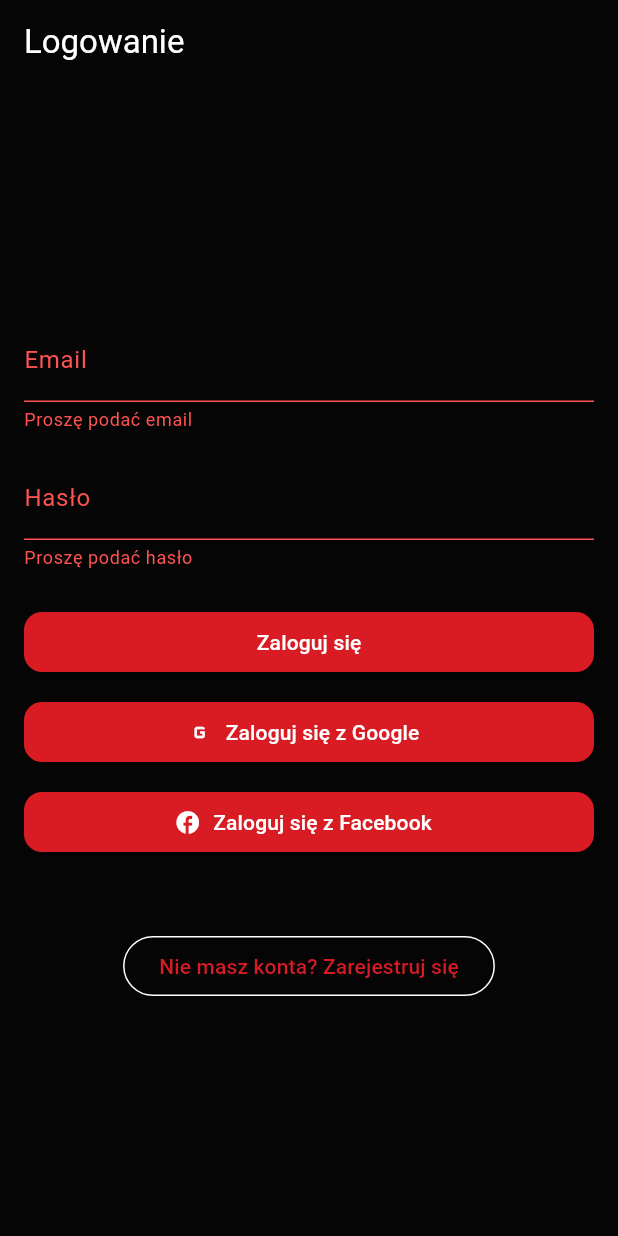
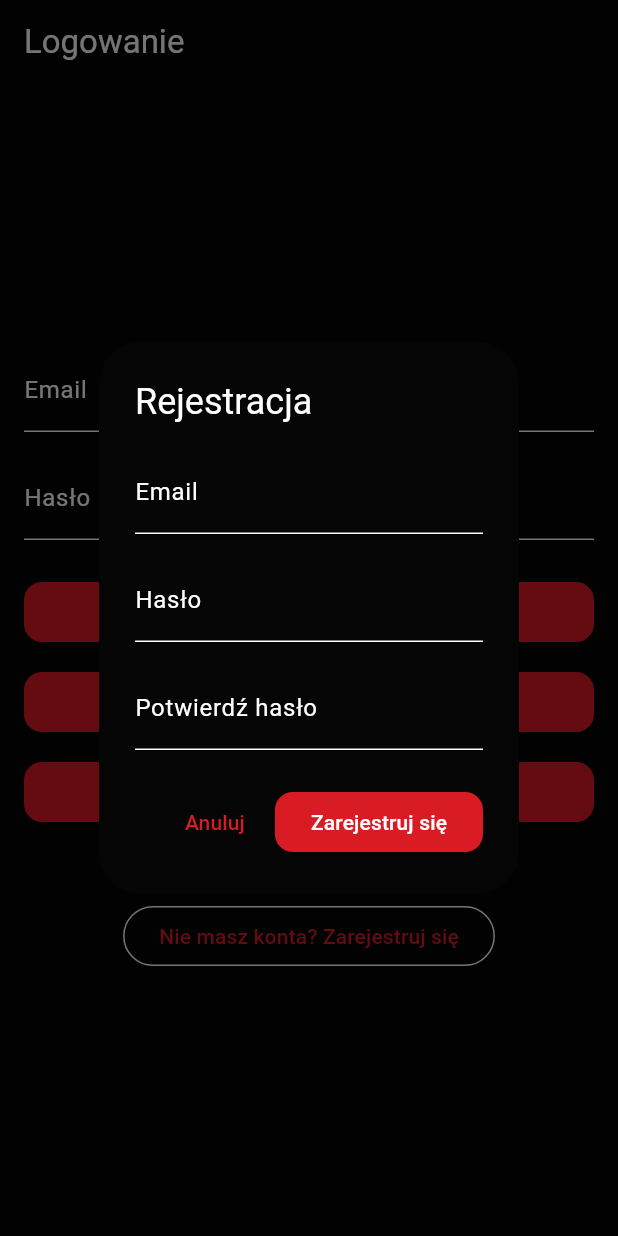
Before and after one commit to MaciejTarkowski/teammates, a Flutter app: the screen it shows after launch, after a tap on "Nie masz konta? Zarejestruj się", on a phone screen of 412 x 824 dp. Run offline on Flutter 3.47's test engine with Material 3 defaults, Android fonts, the phone set to English and light mode, and no system bars; our stand-ins replace geocoding, geolocator, google_fonts, supabase_flutter, url_strategy; accounts and stored records are empty.

Commit message:
feat: Implement registration modal
This commit refactors the email registration process by introducing a dedicated modal for user sign-up.

Key changes include:
- **Registration Modal:**
  - Created a new `RegisterModal` widget for email, password, and confirm password input.
  - Implemented client-side validation for email format, password length, and password confirmation.
  - Handles `supabase.auth.signUp` call and displays feedback.
- **Login Screen:**
  - Replaced the direct `_signUp` call with a `showDialog` to present the `RegisterModal`.
  - Removed the redundant `_signUp` method.

```diff
--- a/teammates/lib/screens/login_screen.dart
+++ b/teammates/lib/screens/login_screen.dart
@@ -7,6 +7,7 @@ import 'package:supabase_flutter/supabase_flutter.dart';
 import 'package:teammates/main.dart';
 import 'package:teammates/services/error_service.dart';
 import 'package:teammates/widgets/custom_button_style.dart';
+import 'package:teammates/widgets/register_modal.dart'; // Import RegisterModal
 
 class LoginScreen extends StatefulWidget {
   const LoginScreen({super.key});
@@ -78,59 +79,7 @@ class _LoginScreenState extends State<LoginScreen> {
     }
   }
 
-  Future<void> _signUp() async {
-    if (!_formKey.currentState!.validate()) return;
 
-    setState(() {
-      _isLoading = true;
-    });
-
-    try {
-      await supabase.auth.signUp(
-        email: _emailController.text.trim(),
-        password: _passwordController.text.trim(),
-      );
-      if (mounted) {
-        ScaffoldMessenger.of(context).showSnackBar(
-          const SnackBar(
-            content: Text('Sprawdź email, aby potwierdzić rejestrację!'),
-          ),
-        );
-      }
-    } on AuthException catch (error) {
-      ErrorService.logError(
-        errorMessage: error.message,
-        operationType: 'signUp',
-      );
-      if (mounted) {
-        ScaffoldMessenger.of(context).showSnackBar(
-          SnackBar(
-            content: Text(error.message),
-            backgroundColor: Theme.of(context).colorScheme.error,
-          ),
-        );
-      }
-    } catch (error) {
-      ErrorService.logError(
-        errorMessage: error.toString(),
-        operationType: 'signUp-general',
-      );
-      if (mounted) {
-        ScaffoldMessenger.of(context).showSnackBar(
-          SnackBar(
-            content: const Text('Wystąpił nieoczekiwany błąd'),
-            backgroundColor: Theme.of(context).colorScheme.error,
-          ),
-        );
-      }
-    }
-
-    if (mounted) {
-      setState(() {
-        _isLoading = false;
-      });
-    }
-  }
 
   Future<void> _googleSignIn() async {
     try {
@@ -304,7 +253,12 @@ class _LoginScreenState extends State<LoginScreen> {
                 const SizedBox(height: 24),
                 const SizedBox(height: 24),
                 OutlinedButton(
-                  onPressed: _signUp,
+                  onPressed: () {
+                    showDialog(
+                      context: context,
+                      builder: (context) => RegisterModal(),
+                    );
+                  },
                   child: const Text('Nie masz konta? Zarejestruj się'),
                 ),
               ],
--- /dev/null
+++ b/teammates/lib/widgets/register_modal.dart
@@ -0,0 +1,153 @@
+import 'package:flutter/material.dart';
+import 'package:supabase_flutter/supabase_flutter.dart';
+import 'package:teammates/main.dart';
+import 'package:teammates/services/error_service.dart';
+import 'package:teammates/widgets/custom_button_style.dart';
+
+class RegisterModal extends StatefulWidget {
+  const RegisterModal({Key? key}) : super(key: key);
+
+  @override
+  State<RegisterModal> createState() => _RegisterModalState();
+}
+
+class _RegisterModalState extends State<RegisterModal> {
+  final _emailController = TextEditingController();
+  final _passwordController = TextEditingController();
+  final _confirmPasswordController = TextEditingController();
+  final _formKey = GlobalKey<FormState>();
+  bool _isLoading = false;
+
+  @override
+  void dispose() {
+    _emailController.dispose();
+    _passwordController.dispose();
+    _confirmPasswordController.dispose();
+    super.dispose();
+  }
+
+  Future<void> _signUp() async {
+    if (!_formKey.currentState!.validate()) return;
+
+    setState(() {
+      _isLoading = true;
+    });
+
+    try {
+      await supabase.auth.signUp(
+        email: _emailController.text.trim(),
+        password: _passwordController.text.trim(),
+      );
+      if (mounted) {
+        ScaffoldMessenger.of(context).showSnackBar(
+          const SnackBar(
+              content: Text('Sprawdź email, aby potwierdzić rejestrację!')),
+        );
+        Navigator.of(context).pop(); // Close the modal
+      }
+    } on AuthException catch (error) {
+      ErrorService.logError(
+          errorMessage: error.message, operationType: 'signUp');
+      if (mounted) {
+        ScaffoldMessenger.of(context).showSnackBar(
+          SnackBar(
+              content: Text(error.message),
+              backgroundColor: Theme.of(context).colorScheme.error),
+        );
+      }
+    } catch (error) {
+      ErrorService.logError(
+          errorMessage: error.toString(), operationType: 'signUp-general');
+      if (mounted) {
+        ScaffoldMessenger.of(context).showSnackBar(
+          SnackBar(
+              content: const Text('Wystąpił nieoczekiwany błąd'),
+              backgroundColor: Theme.of(context).colorScheme.error),
+        );
+      }
+    }
+
+    if (mounted) {
+      setState(() {
+        _isLoading = false;
+      });
+    }
+  }
+
+  @override
+  Widget build(BuildContext context) {
+    return AlertDialog(
+      title: const Text('Rejestracja'),
+      content: SingleChildScrollView(
+        child: Form(
+          key: _formKey,
+          child: Column(
+            mainAxisSize: MainAxisSize.min,
+            children: [
+              TextFormField(
+                controller: _emailController,
+                decoration: const InputDecoration(labelText: 'Email'),
+                keyboardType: TextInputType.emailAddress,
+                validator: (value) {
+                  if (value == null || value.isEmpty) {
+                    return 'Proszę podać email';
+                  }
+                  if (!value.contains('@')) {
+                    return 'Proszę podać poprawny adres email';
+                  }
+                  return null;
+                },
+              ),
+              const SizedBox(height: 16),
+              TextFormField(
+                controller: _passwordController,
+                decoration: const InputDecoration(labelText: 'Hasło'),
+                obscureText: true,
+                validator: (value) {
+                  if (value == null || value.isEmpty) {
+                    return 'Proszę podać hasło';
+                  }
+                  if (value.length < 6) {
+                    return 'Hasło musi mieć co najmniej 6 znaków';
+                  }
+                  return null;
+                },
+              ),
+              const SizedBox(height: 16),
+              TextFormField(
+                controller: _confirmPasswordController,
+                decoration: const InputDecoration(labelText: 'Potwierdź hasło'),
+                obscureText: true,
+                validator: (value) {
+                  if (value == null || value.isEmpty) {
+                    return 'Proszę potwierdzić hasło';
+                  }
+                  if (value != _passwordController.text) {
+                    return 'Hasła nie pasują do siebie';
+                  }
+                  return null;
+                },
+              ),
+            ],
+          ),
+        ),
+      ),
+      actions: [
+        TextButton(
+          onPressed: () {
+            Navigator.of(context).pop(); // Close the modal
+          },
+          child: const Text('Anuluj'),
+        ),
+        if (_isLoading)
+          const CircularProgressIndicator()
+        else
+          ElevatedButton(
+            onPressed: _signUp,
+            style: getCustomButtonStyle(),
+            child: const Text('Zarejestruj się'),
+          ),
+      ],
+    );
+  }
+}
```
